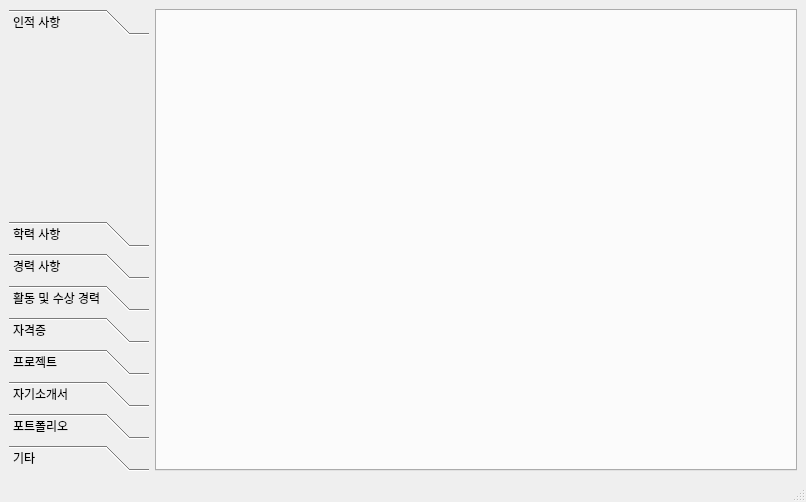
First picture: the form in mainwindow.ui, repository jh280722/Resume_Resum, before the edit.
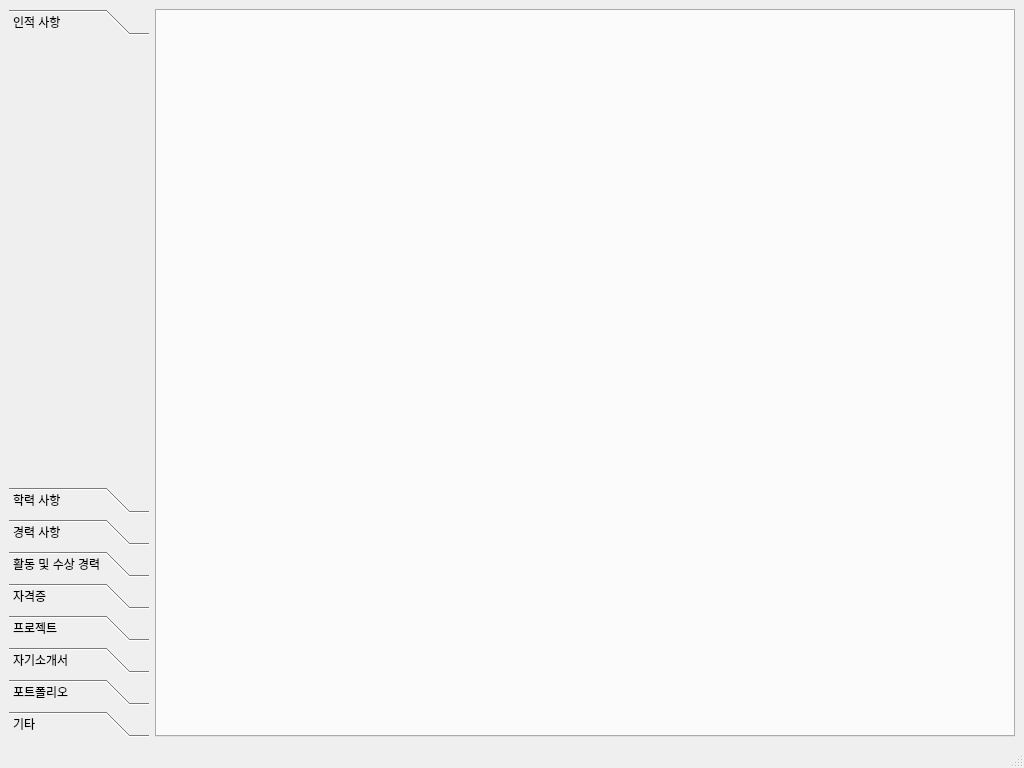
Second picture: the form after the edit. The open tabs and pages were chosen to show the change.

Patch:
```diff
--- a/mainwindow.ui
+++ b/mainwindow.ui
@@ -6,10 +6,16 @@
    <rect>
     <x>0</x>
     <y>0</y>
-    <width>806</width>
-    <height>502</height>
+    <width>1024</width>
+    <height>768</height>
    </rect>
   </property>
+  <property name="minimumSize">
+   <size>
+    <width>800</width>
+    <height>600</height>
+   </size>
+  </property>
   <property name="windowTitle">
    <string>ReRe</string>
   </property>
@@ -107,13 +113,17 @@
          <x>0</x>
          <y>0</y>
          <width>140</width>
-         <height>172</height>
+         <height>438</height>
         </rect>
        </property>
        <attribute name="label">
         <string>인적 사항</string>
        </attribute>
-       <layout class="QVBoxLayout" name="verticalLayout"/>
+       <layout class="QVBoxLayout" name="verticalLayout">
+        <item>
+         <layout class="QVBoxLayout" name="srtBox0"/>
+        </item>
+       </layout>
       </widget>
       <widget class="QWidget" name="srt1">
        <property name="geometry">
```
Left out of the diff: 102 changed lines with no effect on the pictures.
